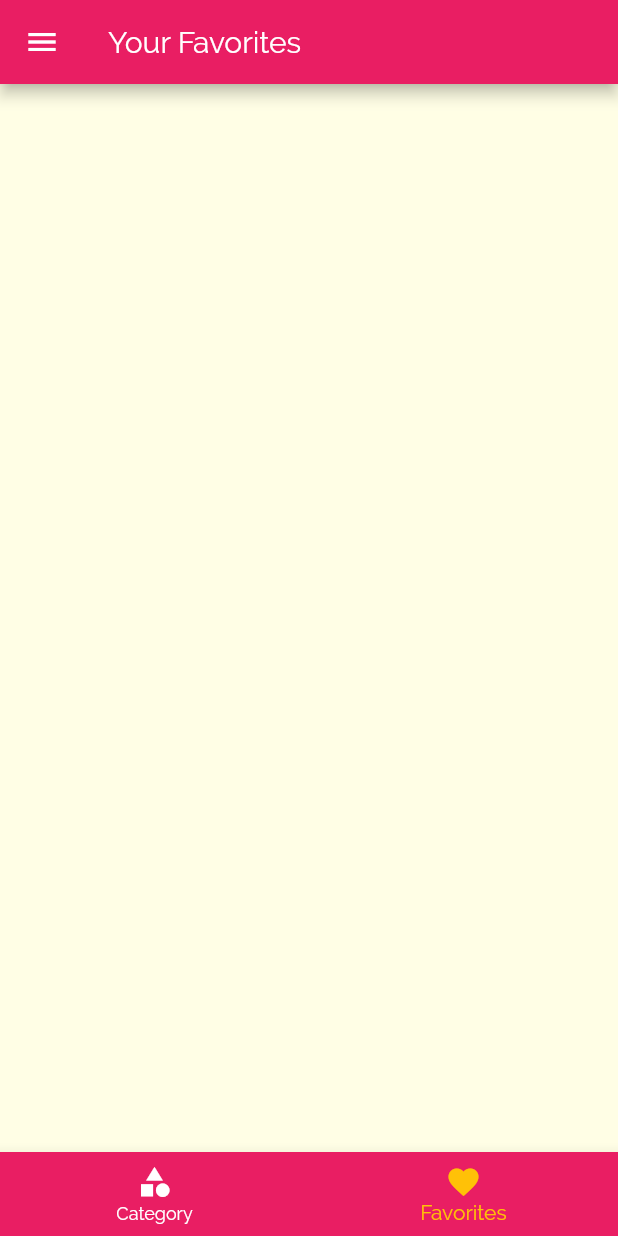
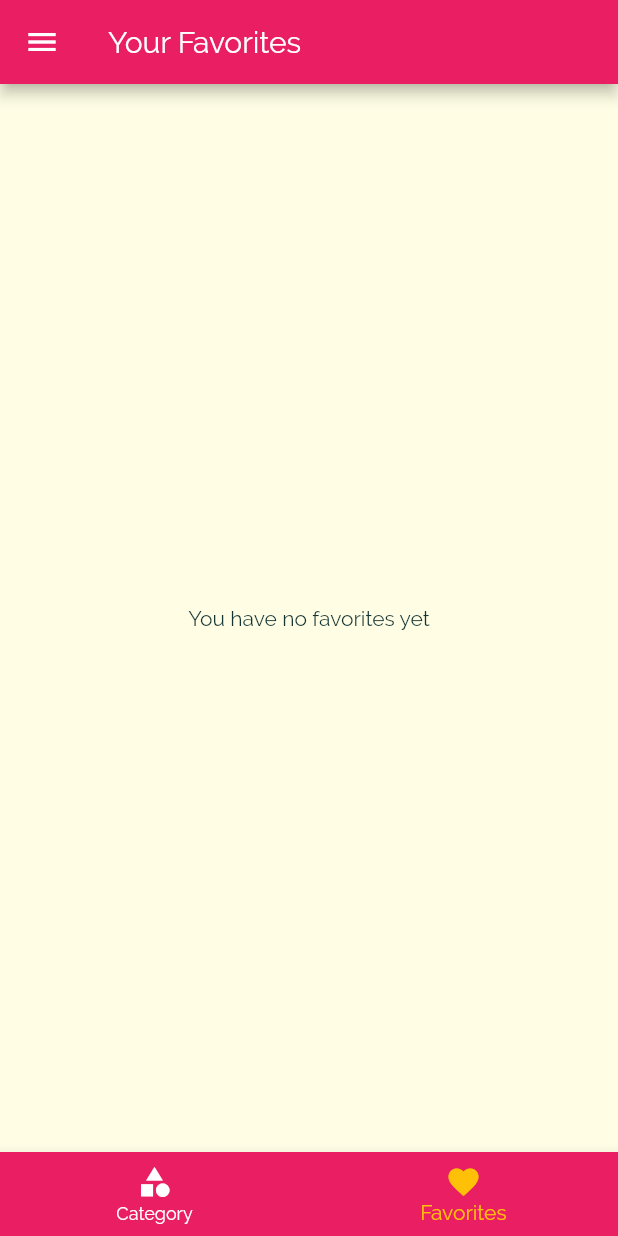
Before and after one commit to FrancaTM/meals-app, a Flutter app: the screen it shows after launch, item 2 of the bottom bar chosen, on a phone screen of 412 x 824 dp. Run offline on Flutter 3.47's test engine with Material 2 defaults, Android fonts, the phone set to English and light mode, and no system bars.

Commit message:
add mark as favorite feature (bug)

```diff
--- a/lib/main.dart
+++ b/lib/main.dart
@@ -22,6 +22,7 @@ class _MyAppState extends State<MyApp> {
     'vegetarian': false,
   };
   List<Meal> _availableMeals = DUMMY_MEALS;
+  List<Meal> _favoriteMeals = [];
 
   void _setFilters(Map<String, bool> filterData) {
     setState(() {
@@ -43,6 +44,26 @@ class _MyAppState extends State<MyApp> {
         return true;
       }).toList();
     });
+  }
+
+  void _toggleFavorite(String mealId) {
+    final existingIndex =
+        _favoriteMeals.indexWhere((meal) => meal.id == mealId);
+    if (existingIndex >= 0) {
+      setState(() {
+        _favoriteMeals.removeAt(existingIndex);
+      });
+    } else {
+      setState(() {
+        _favoriteMeals.add(
+          DUMMY_MEALS.firstWhere((meal) => meal.id == mealId),
+        );
+      });
+    }
+  }
+
+  bool _isMealFavorite(String id) {
+    return _favoriteMeals.any((meal) => meal.id == id);
   }
 
   @override
@@ -69,12 +90,13 @@ class _MyAppState extends State<MyApp> {
             ),
       ),
       // home: CategoriesScreen(),
-      initialRoute: CategoriesScreen.routeName, // default is '/'
+      initialRoute: TabsScreen.routeName, // default is '/'
       routes: {
-        CategoriesScreen.routeName: (context) => TabsScreen(),
+        TabsScreen.routeName: (context) => TabsScreen(_favoriteMeals),
         CategoryMealsScreen.routeName: (context) =>
             CategoryMealsScreen(_availableMeals),
-        MealDetailScreen.routeName: (context) => MealDetailScreen(),
+        MealDetailScreen.routeName: (context) =>
+            MealDetailScreen(_toggleFavorite, _isMealFavorite),
         FiltersScreen.routeName: (context) =>
             FiltersScreen(_filters, _setFilters),
       },
--- a/lib/screens/categories_screen.dart
+++ b/lib/screens/categories_screen.dart
@@ -3,8 +3,6 @@ import 'package:meals_app/widgets/category_item.dart';
 import 'package:meals_app/dummy_data.dart';
 
 class CategoriesScreen extends StatelessWidget {
-  static const routeName = '/';
-
   @override
   Widget build(BuildContext context) {
     return GridView(
--- a/lib/screens/category_meals_screen.dart
+++ b/lib/screens/category_meals_screen.dart
@@ -56,7 +56,6 @@ class _CategoryMealsScreenState extends State<CategoryMealsScreen> {
             duration: displayedMeals[index].duration,
             affordability: displayedMeals[index].affordability,
             complexity: displayedMeals[index].complexity,
-            removeItem: _removeMeal,
           );
         },
       ),
--- a/lib/screens/favorites_screen.dart
+++ b/lib/screens/favorites_screen.dart
@@ -1,8 +1,34 @@
 import 'package:flutter/material.dart';
+import 'package:meals_app/models/meal.dart';
+import 'package:meals_app/widgets/meal_item.dart';
 
 class FavoritesScreen extends StatelessWidget {
+  static const routeName = '/favorite-meals';
+
+  final List<Meal> favoriteMeals;
+
+  FavoritesScreen(this.favoriteMeals);
+
   @override
   Widget build(BuildContext context) {
-    return Container();
+    if (favoriteMeals.isEmpty) {
+      return Center(
+        child: Text('You have no favorites yet'),
+      );
+    } else {
+      return ListView.builder(
+        itemCount: favoriteMeals.length,
+        itemBuilder: (ctx, index) {
+          return MealItem(
+            id: favoriteMeals[index].id,
+            title: favoriteMeals[index].title,
+            imageUrl: favoriteMeals[index].imageUrl,
+            duration: favoriteMeals[index].duration,
+            affordability: favoriteMeals[index].affordability,
+            complexity: favoriteMeals[index].complexity,
+          );
+        },
+      );
+    }
   }
 }
--- a/lib/screens/tabs_screen.dart
+++ b/lib/screens/tabs_screen.dart
@@ -1,30 +1,43 @@
 import 'package:flutter/material.dart';
+import 'package:meals_app/models/meal.dart';
 import 'package:meals_app/screens/categories_screen.dart';
 import 'package:meals_app/screens/favorites_screen.dart';
 import 'package:meals_app/widgets/main_drawer.dart';
 
 class TabsScreen extends StatefulWidget {
+  static const routeName = '/';
+  final List<Meal> availableMeals;
+
+  TabsScreen(this.availableMeals);
+
   @override
   _TabsScreenState createState() => _TabsScreenState();
 }
 
 class _TabsScreenState extends State<TabsScreen> {
-  final List<Map<String, Object>> _pages = [
-    {
-      'page': CategoriesScreen(),
-      'title': 'Categories',
-    },
-    {
-      'page': FavoritesScreen(),
-      'title': 'Your Favorites',
-    },
-  ];
+  List<Map<String, Object>> _pages;
   int _selectedPageIndex = 0;
 
   void _selectPage(int index) {
     setState(() {
       _selectedPageIndex = index;
     });
+  }
+
+  @override
+  void initState() {
+    super.initState();
+
+    _pages = [
+      {
+        'page': CategoriesScreen(),
+        'title': 'Categories',
+      },
+      {
+        'page': FavoritesScreen(widget.availableMeals),
+        'title': 'Your Favorites',
+      },
+    ];
   }
 
   @override
--- a/lib/widgets/meal_item.dart
+++ b/lib/widgets/meal_item.dart
@@ -9,7 +9,6 @@ class MealItem extends StatelessWidget {
   final int duration;
   final Complexity complexity;
   final Affordability affordability;
-  final Function removeItem;
 
   const MealItem({
     @required this.id,
@@ -18,7 +17,6 @@ class MealItem extends StatelessWidget {
     @required this.duration,
     @required this.complexity,
     @required this.affordability,
-    @required this.removeItem,
   });
 
   String get complexityText {
@@ -61,7 +59,7 @@ class MealItem extends StatelessWidget {
     )
         .then((result) {
       if (result != null) {
-        removeItem(result);
+        // removeItem(result);
       }
     });
   }
```
Also changed, not shown: lib/screens/meal_detail_screen.dart (+8 -4 lines), lib/widgets/main_drawer.dart (+4 -3 lines).
